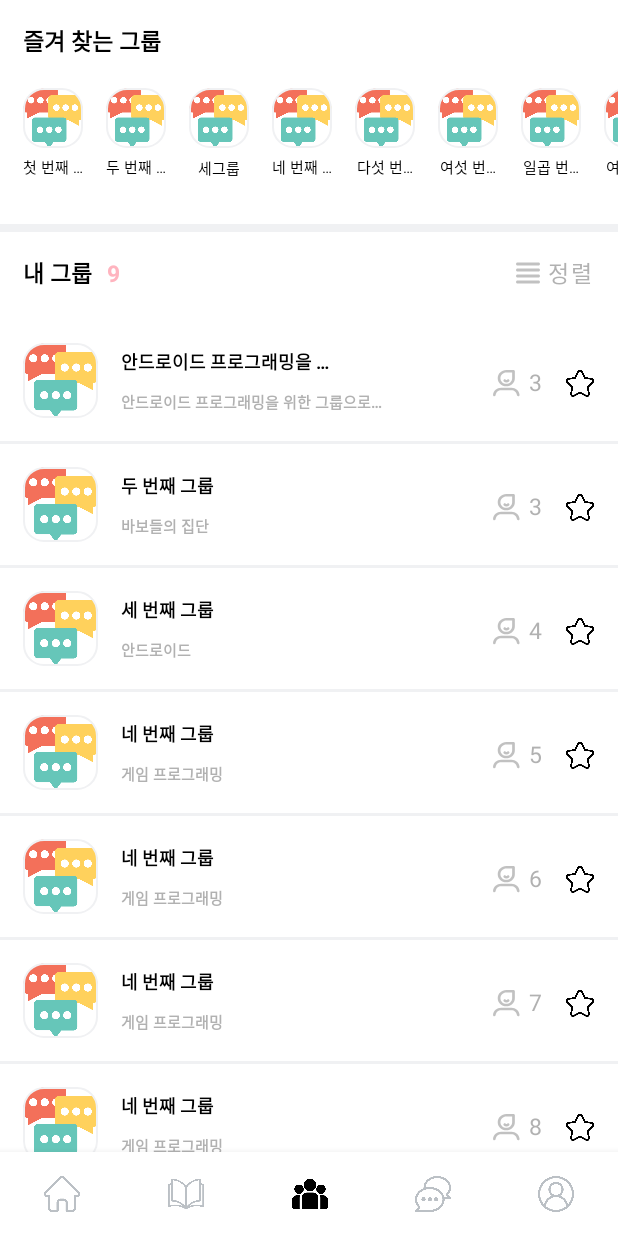
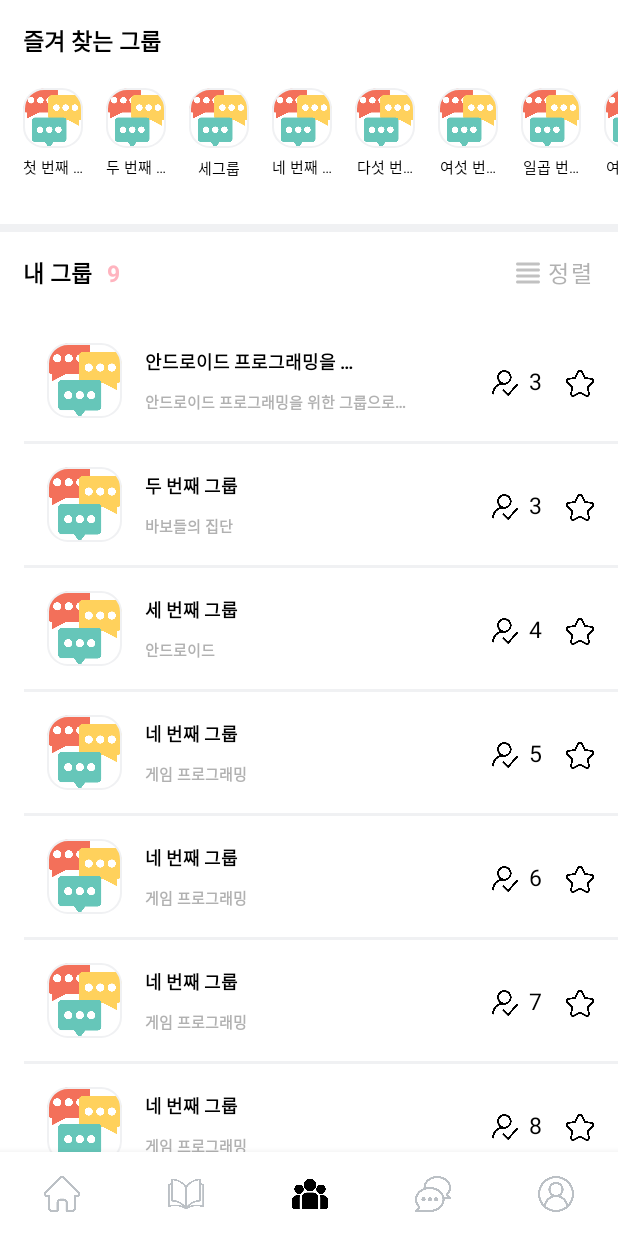
Before and after one commit to DMU-UGOT/ugot-android, an Android app: the GroupFragment screen opened through its navigation route, on a phone screen of 412 x 824 dp. Run offline under Robolectric (Android 15) with nearby library versions, the phone set to English and light mode, and no system bars; our stand-ins replace data binding, navigation-ui.

Commit message:
그룹페이지 그룹 인원수 이미지 변경

```diff
--- a/app/src/main/res/drawable/ic_group_user.xml
+++ /dev/null
@@ -1,11 +0,0 @@
-<vector xmlns:android="http://schemas.android.com/apk/res/android"
-    android:width="18dp"
-    android:height="18dp"
-    android:viewportWidth="20"
-    android:viewportHeight="21">
-  <path
-      android:pathData="M5.503,6.344C5.503,3.945 7.448,2 9.847,2H14.192V6.344C14.192,8.743 12.247,10.688 9.847,10.688C7.448,10.688 5.503,8.743 5.503,6.344ZM9.847,0C6.344,0 3.503,2.84 3.503,6.344C3.503,9.847 6.344,12.688 9.847,12.688C13.351,12.688 16.192,9.847 16.192,6.344V1C16.192,0.448 15.744,0 15.192,0H9.847ZM6.038,13.804C2.891,13.804 0.27,16.213 0.004,19.348C-0.043,19.899 0.365,20.383 0.916,20.43C1.466,20.476 1.95,20.068 1.996,19.517C2.175,17.417 3.931,15.804 6.038,15.804H13.657C15.764,15.804 17.521,17.418 17.699,19.517C17.745,20.068 18.229,20.476 18.78,20.43C19.33,20.383 19.738,19.899 19.691,19.348C19.426,16.213 16.803,13.804 13.657,13.804H6.038ZM9.393,7.488C9.002,7.097 8.369,7.097 7.979,7.488C7.588,7.878 7.588,8.511 7.979,8.902C9.069,9.991 10.835,9.991 11.925,8.902C12.316,8.511 12.316,7.878 11.925,7.488C11.535,7.097 10.901,7.097 10.511,7.488C10.202,7.796 9.702,7.796 9.393,7.488Z"
-      android:fillColor="#636363"
-      android:fillAlpha="0.4"
-      android:fillType="evenOdd"/>
-</vector>
--- a/app/src/main/res/layout/item_group_middle_list.xml
+++ b/app/src/main/res/layout/item_group_middle_list.xml
@@ -18,6 +18,7 @@
             android:id="@+id/layout"
             android:layout_width="match_parent"
             android:layout_height="wrap_content"
+            android:layout_marginStart="16dp"
             app:layout_constraintStart_toStartOf="parent"
             app:layout_constraintTop_toTopOf="parent">
 
@@ -96,8 +97,8 @@
 
             <ImageView
                 android:id="@+id/iv_group_person_cnt_img"
-                android:layout_width="wrap_content"
-                android:layout_height="wrap_content"
+                android:layout_width="20dp"
+                android:layout_height="20dp"
                 android:layout_marginEnd="30dp"
                 android:src="@drawable/ic_group_user"
                 app:layout_constraintBottom_toBottomOf="@+id/ib_bookmark"
@@ -114,7 +115,7 @@
                 android:paddingTop="0dp"
                 android:paddingBottom="0dp"
                 android:text="@{vm.groupPersonCnt}"
-                android:textColor="#80636363"
+                android:textColor="@color/black"
                 android:textSize="15dp"
                 app:layout_constraintBottom_toBottomOf="@+id/iv_group_person_cnt_img"
                 app:layout_constraintStart_toEndOf="@+id/iv_group_person_cnt_img"
```
Also changed, not shown: app/src/main/res/drawable/ic_group_user.png (added).
